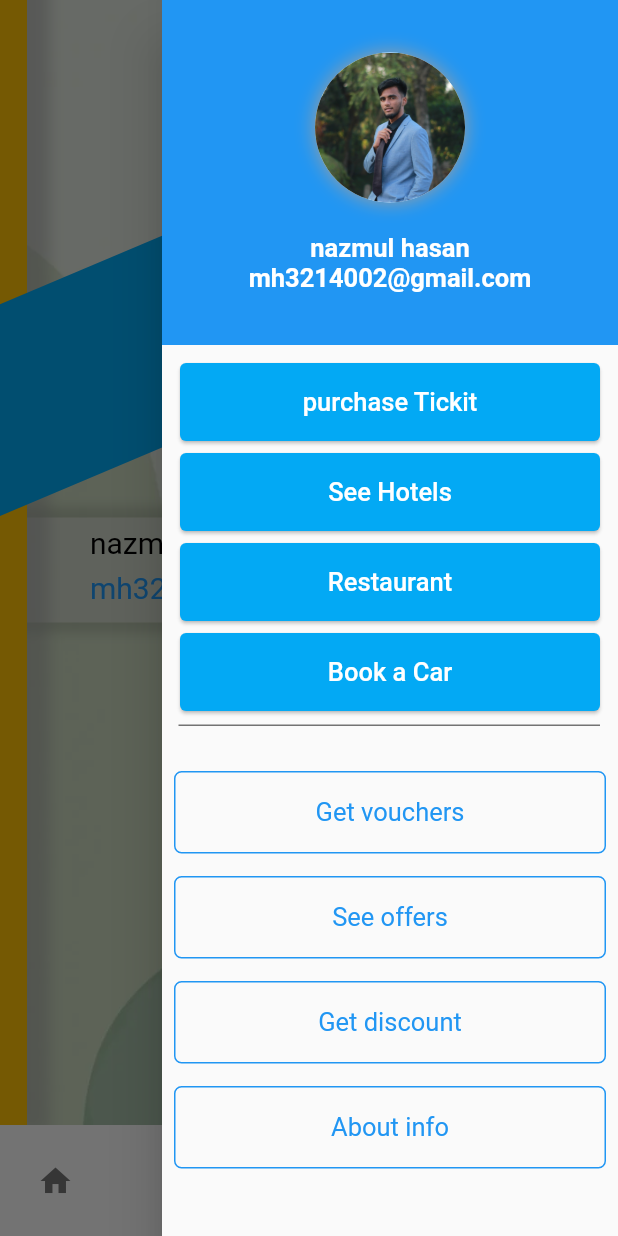
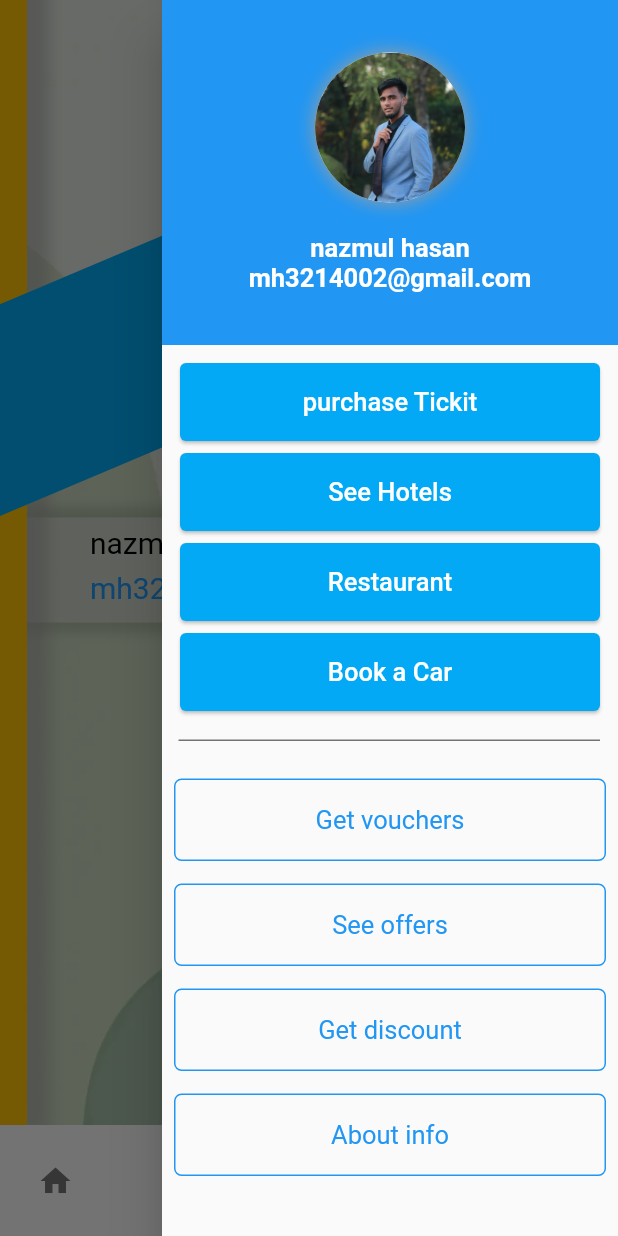
Before and after one commit to alphabetic100/tourmore, a Flutter app: the HomePage screen opened directly, item 4 of the bottom bar chosen, with the side drawer open, on a phone screen of 412 x 824 dp. Run offline on Flutter 3.47's test engine with Material 2 defaults, Android fonts, the phone set to English and light mode, and no system bars; drawn by our look-alikes of google_nav_bar.

Commit message:
some logical changes

```diff
--- a/lib/all data/alldatalist.dart
+++ b/lib/all data/alldatalist.dart
@@ -1,5 +1,5 @@
-List firstnameAll = [];
-List lastnameAll = [];
+List firstnameAll = ['nazmul'];
+List lastnameAll = ["hasan"];
 List emailAll = ['nazmul'];
 List passwordAll = ["nazmul"];
 
--- a/lib/drawer/drawer_bottom.dart
+++ b/lib/drawer/drawer_bottom.dart
@@ -13,7 +13,7 @@ class _DrawerBottomState extends State<DrawerBottom> {
       child: Column(
         children: [
           Padding(
-            padding: const EdgeInsets.only(top: 30),
+            padding: const EdgeInsets.only(top: 25),
             child: Container(
               height: 55,
               width: double.maxFinite,
--- a/lib/drawer/drawer_list.dart
+++ b/lib/drawer/drawer_list.dart
@@ -82,7 +82,7 @@ class DrawerList extends StatelessWidget {
               ),
             ),
             Padding(
-              padding: EdgeInsets.only(top: 5),
+              padding: EdgeInsets.only(top: 15),
               child: Divider(
                 height: 1,
                 indent: 3,
--- a/lib/profile/profilepage.dart
+++ b/lib/profile/profilepage.dart
@@ -107,6 +107,13 @@ class _ProfileState extends State<Profile> {
                 height: 50,
                 width: 50,
                 decoration: BoxDecoration(
+                  boxShadow: const [
+                    BoxShadow(
+                      color: Colors.grey,
+                      blurRadius: 7,
+                      spreadRadius: 3,
+                    )
+                  ],
                   borderRadius: BorderRadius.circular(25),
                   color: Colors.white,
                 ),
```
Also changed, not shown: lib/login pages/signin.dart (+7 -1 lines).
